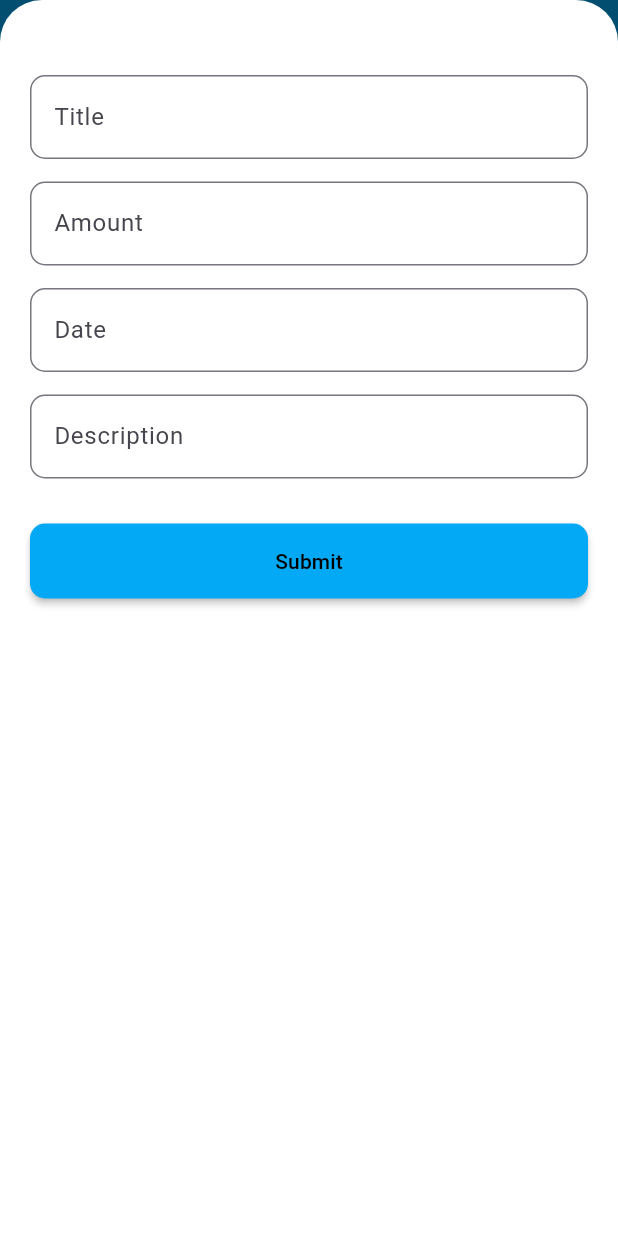
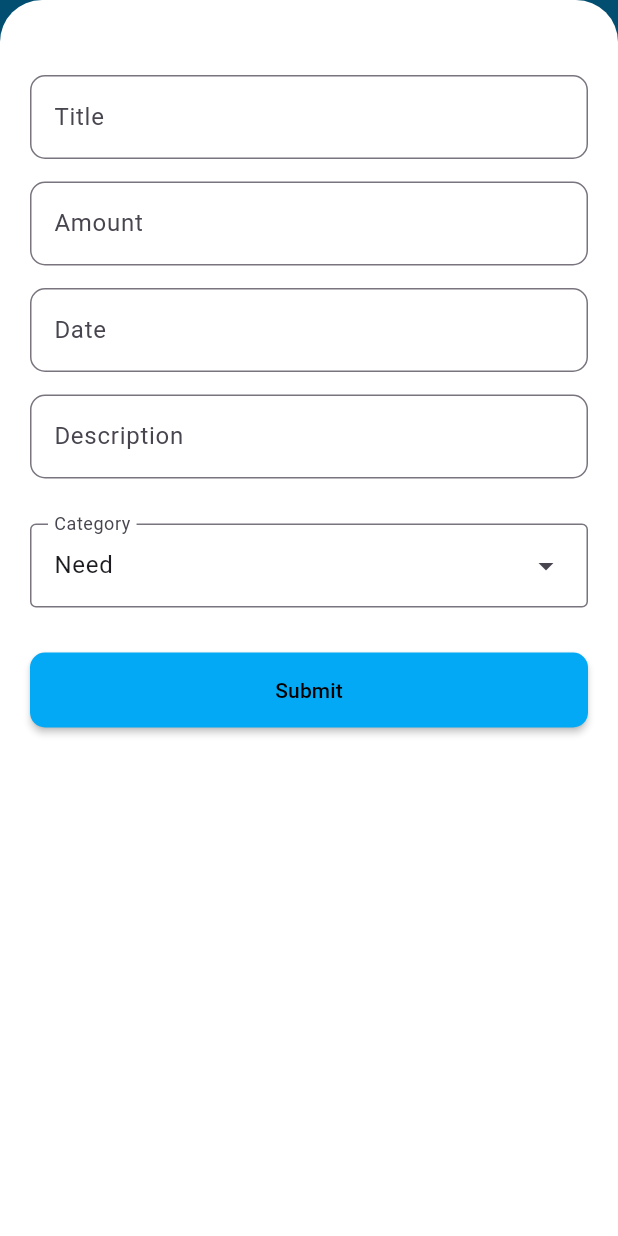
Before and after one commit to AtishayCoder/Expense-Tracker, a Flutter app: the screen it shows after launch, item 3 of the bottom bar chosen, after a tap on the "add" icon, on a phone screen of 412 x 824 dp. Run offline on Flutter 3.47's test engine with Material 3 defaults, Android fonts, the phone set to English and light mode, and no system bars; our stand-ins replace event_bus, get, rflutter_alert, shared_preferences; missing offline and left inert: modal_progress_hud_alt.

Commit message:
Fixed transactions screen. Added categories

```diff
--- a/lib/main.dart
+++ b/lib/main.dart
@@ -32,28 +32,25 @@ class _RootState extends State<Root> {
             title: const Text("Expense Tracker"),
             backgroundColor: Colors.lightBlue,
             actions: [
-              IconButton(
-                onPressed: () {
-                  Get.bottomSheet(const Settings());
+              Builder(
+                builder: (context) {
+                  return IconButton(
+                    onPressed: () {
+                      Get.bottomSheet(
+                        const Settings(),
+                        backgroundColor:
+                            Theme.of(context).brightness == Brightness.dark
+                            ? Colors.black
+                            : Colors.white,
+                      );
+                    },
+                    icon: const Icon(Icons.settings),
+                  );
                 },
-                icon: const Icon(Icons.settings),
               ),
             ],
           ),
-          body: AnimatedSwitcher(
-            duration: const Duration(milliseconds: 300),
-            transitionBuilder: (child, animation) {
-              final offsetAnimation = Tween<Offset>(
-                begin: Offset(navIndex > previousIndex ? 1 : -1, 0),
-                end: Offset.zero,
-              ).animate(animation);
-              return SlideTransition(position: offsetAnimation, child: child);
-            },
-            child: Container(
-              key: ValueKey<int>(navIndex),
-              child: screens[navIndex],
-            ),
-          ),
+          body: screens[navIndex],
           bottomNavigationBar: BottomNavigationBar(
             items: const [
               BottomNavigationBarItem(
--- a/lib/models/expense.dart
+++ b/lib/models/expense.dart
@@ -3,12 +3,14 @@ class Expense {
   final double amount;
   final DateTime date;
   final String desc;
+  final ExpenseCategory category;
 
   Expense({
     required this.title,
     required this.amount,
     required this.date,
     required this.desc,
+    required this.category,
   });
 
   Map<String, dynamic> toJson() => {
@@ -16,6 +18,7 @@ class Expense {
     "amount": amount,
     "date": date.toIso8601String(),
     "desc": desc,
+    "category": category == ExpenseCategory.need ? "need" : "want",
   };
 
   factory Expense.fromJson(Map<String, dynamic> json) => Expense(
@@ -23,5 +26,10 @@ class Expense {
     amount: json["amount"],
     date: DateTime.parse(json["date"]),
     desc: json["desc"],
+    category: json["category"] == "need"
+        ? ExpenseCategory.need
+        : ExpenseCategory.want,
   );
 }
+
+enum ExpenseCategory { need, want }
--- a/lib/screens/new_expense.dart
+++ b/lib/screens/new_expense.dart
@@ -19,6 +19,7 @@ class _NewExpenseState extends State<NewExpense> {
   DateTime? date;
   TextEditingController dateC = TextEditingController();
   String desc = "";
+  ExpenseCategory? cat;
 
   @override
   Widget build(BuildContext context) {
@@ -91,11 +92,29 @@ class _NewExpenseState extends State<NewExpense> {
             },
           ),
           SizedBox(height: 30),
+          // Category
+          DropdownMenu(
+            dropdownMenuEntries: [
+              DropdownMenuEntry(value: ExpenseCategory.need, label: "Need"),
+              DropdownMenuEntry(value: ExpenseCategory.want, label: "Want"),
+            ],
+            onSelected: (v) {
+              cat = v;
+            },
+            width: double.infinity,
+            initialSelection: ExpenseCategory.need,
+            label: Text("Category"),
+          ),
+          SizedBox(height: 30),
           // Submit
           MaterialButton(
             onPressed: () async {
               // ignore: unnecessary_null_comparison
-              if (title == "" || amount == 0.0 || date == null || desc == "") {
+              if (title == "" ||
+                  amount == 0.0 ||
+                  date == null ||
+                  desc == "" ||
+                  cat == null) {
                 Get.snackbar(
                   "Error",
                   "Please fill all the fields",
@@ -109,6 +128,7 @@ class _NewExpenseState extends State<NewExpense> {
                       amount: amount,
                       date: date!,
                       desc: desc,
+                      category: cat!,
                     ),
                   );
                   Get.back();
--- a/lib/screens/transactions.dart
+++ b/lib/screens/transactions.dart
@@ -34,9 +34,13 @@ class _TransactionsState extends State<Transactions> {
     setState(() {
       processing = true;
     });
+
     rows = [];
     await expenseManagerInstance.loadExpenses();
     List<Expense> expenses = expenseManagerInstance.expenses;
+
+    if (expenses.isEmpty) {
+    } else {
       expenses.sort((a, b) => b.date.compareTo(a.date));
       for (var expense in expenses) {
         rows.add(
@@ -50,11 +54,16 @@ class _TransactionsState extends State<Transactions> {
                 ),
               ),
               DataCell(Text(expense.desc)),
+              DataCell(
+                Text(
+                  expense.category == ExpenseCategory.need ? "Need" : "Want",
+                ),
+              ),
             ],
           ),
         );
       }
-
+    }
     setState(() {
       processing = false;
     });
@@ -64,29 +73,30 @@ class _TransactionsState extends State<Transactions> {
   Widget build(BuildContext context) {
     return ModalProgressHUD(
       inAsyncCall: processing,
-      child: SingleChildScrollView(
-        scrollDirection: Axis.horizontal,
       child: Padding(
         padding: EdgeInsets.all(20),
         child: processing
             ? Container()
-              : (rows != [])
-              ? DataTable(
+            : (rows.isEmpty)
+            ? Center(
+                child: Text(
+                  "No expenses added yet. Use the add button to add a transaction!",
+                  style: TextStyle(fontSize: 20.0),
+                ),
+              )
+            : SingleChildScrollView(
+                scrollDirection: Axis.horizontal,
+                child: DataTable(
                   columns: <DataColumn>[
                     DataColumn(label: Text("Title")),
                     DataColumn(label: Text("Amount")),
                     DataColumn(label: Text("Date")),
                     DataColumn(label: Text("Description")),
+                    DataColumn(label: Text("Category")),
                   ],
                   rows: rows,
                   sortAscending: true,
                   sortColumnIndex: 2,
-                )
-              : Center(
-                  child: Text(
-                    "No expenses added yet. Use the add button to add a transaction!",
-                    style: TextStyle(fontSize: 35.0),
-                  ),
                 ),
               ),
       ),
--- a/pubspec.yaml
+++ b/pubspec.yaml
@@ -20,6 +20,7 @@ dependencies:
   modal_progress_hud_alt: ^1.0.0
   get: ^4.7.2
   event_bus: ^2.0.1
+  rflutter_alert: ^2.0.7
 
 dev_dependencies:
   flutter_test:
```
Also changed, not shown: lib/screens/settings.dart (+83 -1 lines), pubspec.lock. Lines whose indentation alone changed are shown as unchanged.
